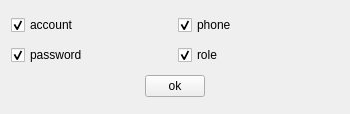
Old version of the form MainApp/src/ExportDataView.ui in the repository AlexRain/BRSystem.
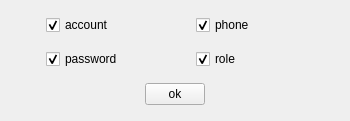
New version of the form.

Commit message: implement export data

What changed in the file:
```diff
--- a/MainApp/src/ExportDataView.ui
+++ b/MainApp/src/ExportDataView.ui
@@ -7,15 +7,21 @@
     <x>0</x>
     <y>0</y>
     <width>350</width>
-    <height>114</height>
+    <height>121</height>
    </rect>
   </property>
   <property name="windowTitle">
    <string>ExportDataView</string>
   </property>
   <layout class="QVBoxLayout" name="verticalLayout">
+   <property name="spacing">
+    <number>10</number>
+   </property>
    <item>
     <layout class="QHBoxLayout" name="horizontalLayout">
+     <property name="leftMargin">
+      <number>35</number>
+     </property>
      <item>
       <widget class="QCheckBox" name="checkBox_account">
        <property name="text">
@@ -40,6 +46,9 @@
    </item>
    <item>
     <layout class="QHBoxLayout" name="horizontalLayout_2">
+     <property name="leftMargin">
+      <number>35</number>
+     </property>
      <item>
       <widget class="QCheckBox" name="checkBox_pwd">
        <property name="text">
```
The commit also changes 9 other files.
